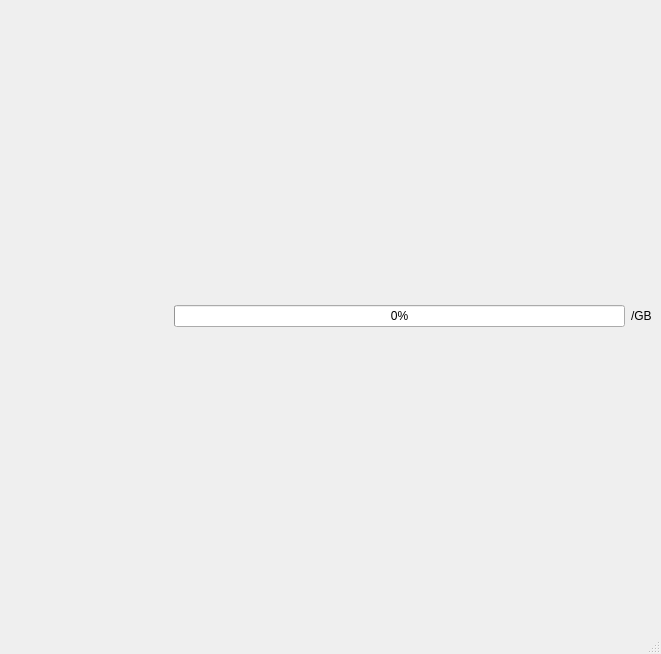
First picture: the form in src/getModels/Download.ui, repository TNTwise/REAL-Video-Enhancer, before the edit; both pictures show x 312 to 973 and y 0 to 654 of the 973 by 654 pixel window.
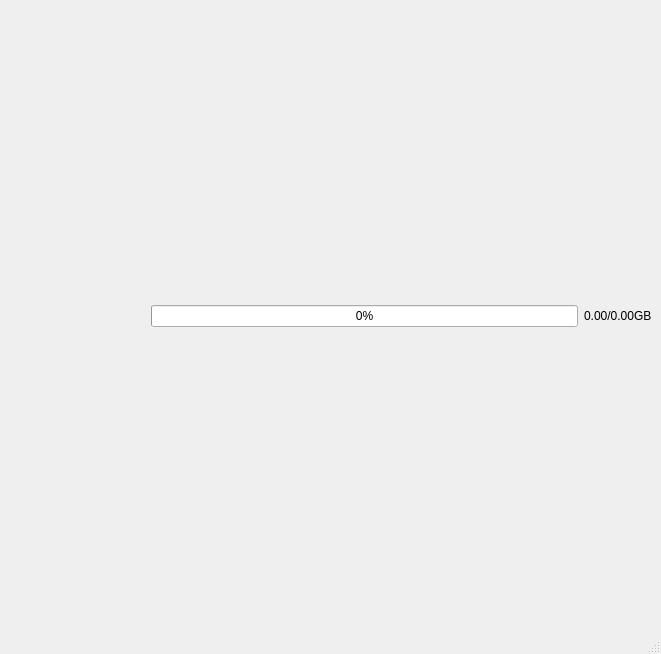
Second picture: the form after the edit.

```diff
--- a/src/getModels/Download.ui
+++ b/src/getModels/Download.ui
@@ -95,7 +95,7 @@
           <item>
            <widget class="QLabel" name="gbLabel">
             <property name="text">
-             <string>/GB</string>
+             <string>0.00/0.00GB</string>
             </property>
            </widget>
           </item>
```
